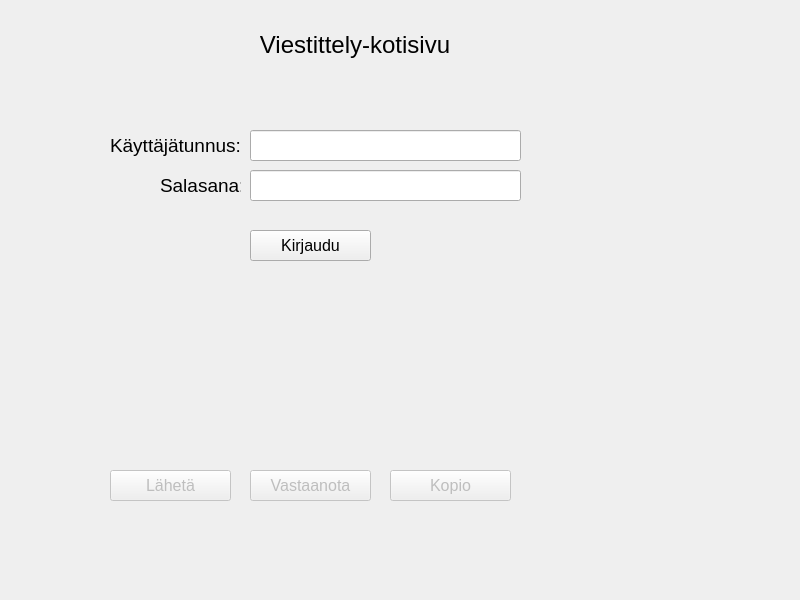
Old version of the form Simo/ui_kotisivu.ui in the repository SimpeLe/Viestittely-kansio.
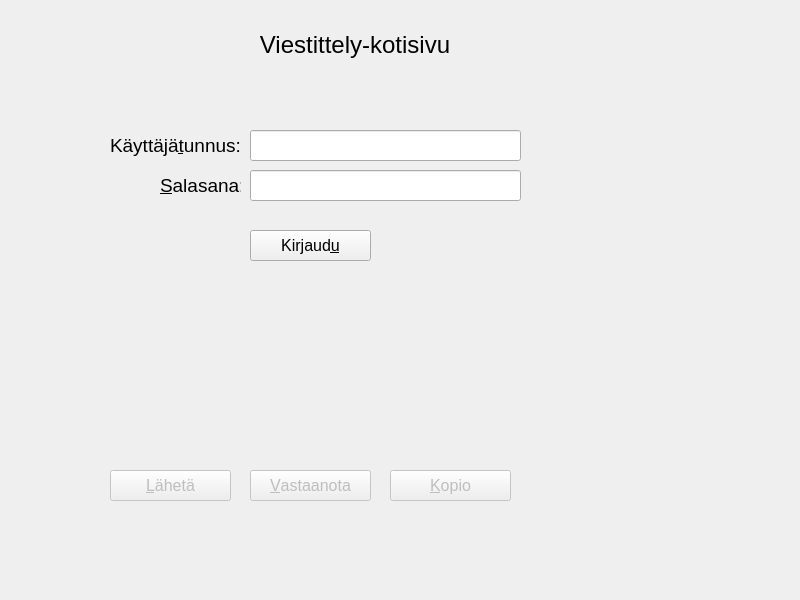
New version of the form. Icons and pictures are not drawn.

Diff of the .ui file:
```diff
--- a/Simo/ui_kotisivu.ui
+++ b/Simo/ui_kotisivu.ui
@@ -54,11 +54,14 @@
      </font>
     </property>
     <property name="text">
-     <string>Käyttäjätunnus:</string>
+     <string>Käyttäjä&amp;tunnus:</string>
     </property>
     <property name="alignment">
      <set>Qt::AlignLeading|Qt::AlignLeft|Qt::AlignVCenter</set>
     </property>
+    <property name="buddy">
+     <cstring>pkayttaja_lineEdit</cstring>
+    </property>
    </widget>
    <widget class="QLabel" name="psalis_label">
     <property name="geometry">
@@ -75,7 +78,10 @@
      </font>
     </property>
     <property name="text">
-     <string>Salasana:</string>
+     <string>&amp;Salasana:</string>
+    </property>
+    <property name="buddy">
+     <cstring>psalis_lineEdit</cstring>
     </property>
    </widget>
    <widget class="QPushButton" name="pkirjaudu_pushButton">
@@ -96,7 +102,7 @@
      <string>Kirjaudu Viestittely-ohjelmaan</string>
     </property>
     <property name="text">
-     <string>Kirjaudu</string>
+     <string>Kirjaud&amp;u</string>
     </property>
     <property name="icon">
      <iconset>
@@ -124,7 +130,7 @@
      <string>Siirry lähetä-sivulle</string>
     </property>
     <property name="text">
-     <string>Lähetä</string>
+     <string>&amp;Lähetä</string>
     </property>
     <property name="icon">
      <iconset>
@@ -155,7 +161,7 @@
      <enum>Qt::LeftToRight</enum>
     </property>
     <property name="text">
-     <string>Vastaanota</string>
+     <string>&amp;Vastaanota</string>
     </property>
     <property name="icon">
      <iconset>
@@ -192,7 +198,7 @@
      <bool>false</bool>
     </property>
     <property name="text">
-     <string>Kopio</string>
+     <string>&amp;Kopio</string>
     </property>
     <property name="icon">
      <iconset>
@@ -229,6 +235,11 @@
       <height>31</height>
      </rect>
     </property>
+    <property name="font">
+     <font>
+      <pointsize>12</pointsize>
+     </font>
+    </property>
     <property name="toolTip">
      <string>Käyttäjätunnuksen salasana</string>
     </property>
```
